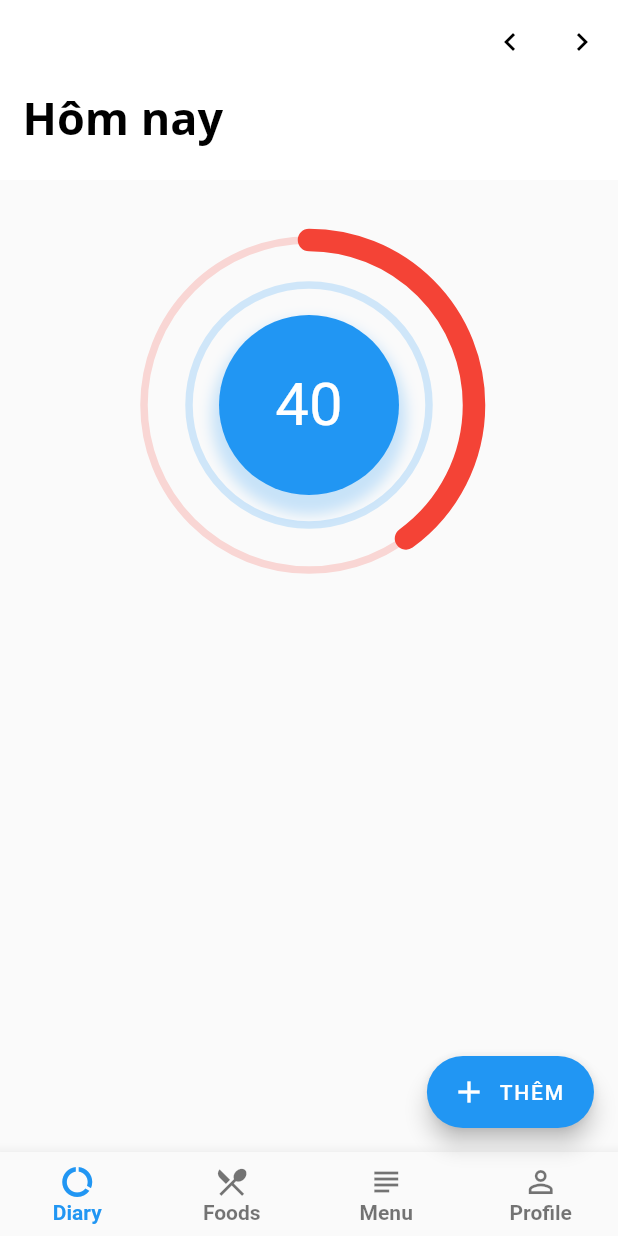
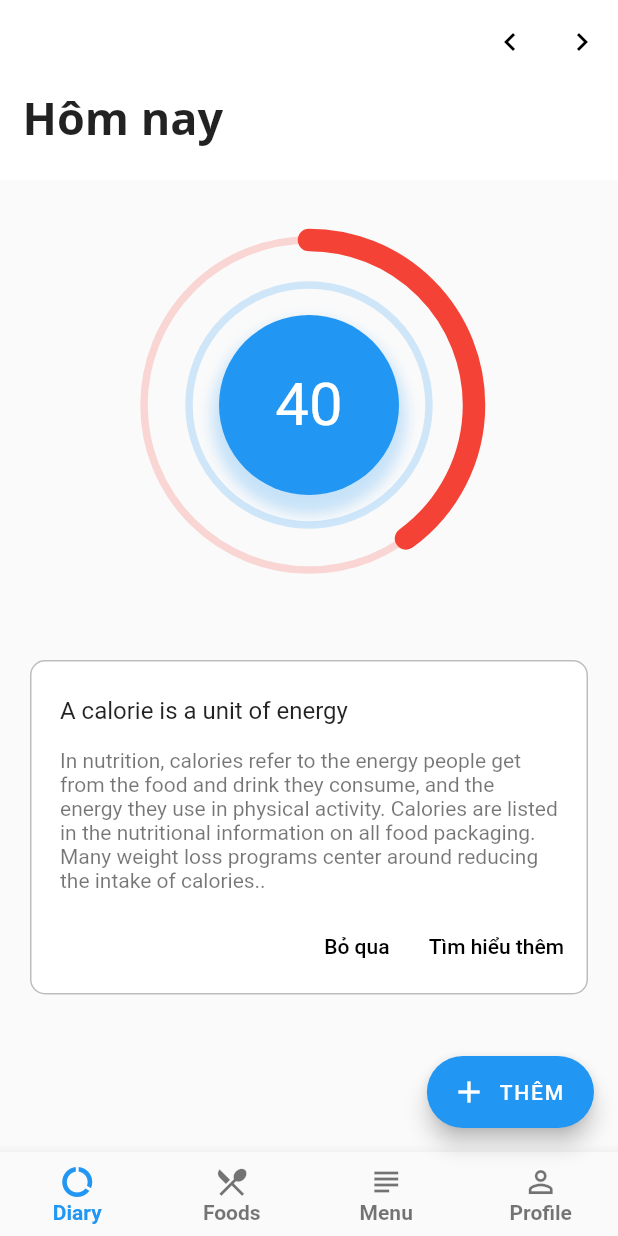
Before and after one commit to trunghieu2570/calories, a Flutter app: the screen it shows after launch, on a phone screen of 412 x 824 dp. Run offline on Flutter 3.47's test engine with Material 2 defaults, Android fonts, the phone set to English and light mode, and no system bars.

Commit message:
modify main.dart

```diff
--- a/lib/main.dart
+++ b/lib/main.dart
@@ -11,6 +11,19 @@ class MyApp extends StatelessWidget {
       title: 'Flutter Demo',
       theme: ThemeData(
         primarySwatch: Colors.blue,
+        appBarTheme: AppBarTheme(
+          brightness: Brightness.light,
+          color: Colors.white,
+          iconTheme: IconThemeData(
+            color: Colors.black,
+          ),
+        ),
+        textTheme: TextTheme(
+          title: TextStyle(
+            fontWeight: FontWeight.bold,
+            fontFamily: "OpenSans",
+          )
+        )
       ),
       home: MyHomePage(title: 'Hôm nay'),
     );
@@ -96,33 +109,70 @@ class _MyHomePageState extends State<MyHomePage> with WidgetsBindingObserver {
                 child: Text(
                   widget.title,
                   style: TextStyle(
-                      color: Colors.black,
                       fontSize: 20,
                       fontFamily: "OpenSans",
                       fontWeight: FontWeight.bold),
                 ),
               ),
             ),
-            backgroundColor: Colors.white,
-            brightness: Brightness.light,
             actions: <Widget>[
               IconButton(
-                color: Colors.black,
                 icon: Icon(Icons.keyboard_arrow_left),
                 onPressed: () => _incrementCounter(),
               ),
               IconButton(
-                color: Colors.black,
                 icon: Icon(Icons.keyboard_arrow_right),
                 onPressed: () => _incrementCounter(),
               )
             ],
           ),
           SliverToBoxAdapter(
-              child: Container(
-            height: 300,
-            padding: EdgeInsets.all(20),
-            child: DonutChart(),
+              child: Column(
+            children: <Widget>[
+              Container(
+                height: 300,
+                padding: EdgeInsets.all(20),
+                child: DonutChart(),
+              ),
+              Card(
+                elevation: 0,
+                borderOnForeground: true,
+                shape: RoundedRectangleBorder(
+                  borderRadius: new BorderRadius.circular(10),
+                  side: BorderSide(color: Colors.grey[400]),
+                ),
+                margin: EdgeInsets.all(20),
+                child: Column(
+                  mainAxisSize: MainAxisSize.min,
+                  children: <Widget>[
+                    ListTile(
+                      contentPadding: EdgeInsets.only(left: 20, top: 20, right: 20),
+                      title: Text('A calorie is a unit of energy'),
+                      subtitle: Text(
+                          '\nIn nutrition, calories refer to the energy people get from the food and drink they consume, and the energy they use in physical activity. Calories are listed in the nutritional information on all food packaging. Many weight loss programs center around reducing the intake of calories..'),
+                    ),
+                    ButtonTheme.bar(
+                      // make buttons use the appropriate styles for cards
+                      child: ButtonBar(
+                        children: <Widget>[
+                          FlatButton(
+                            child: const Text('Bỏ qua'),
+                            onPressed: () {/* ... */},
+                          ),
+                          FlatButton(
+                            child: const Text('Tìm hiểu thêm'),
+                            onPressed: () {/* ... */},
+                          ),
+                        ],
+                      ),
+                    ),
+                  ],
+                ),
+              ),
+              Container(
+                height: 80,
+              ),
+            ],
           )),
         ],
       ),
@@ -133,15 +183,14 @@ class _MyHomePageState extends State<MyHomePage> with WidgetsBindingObserver {
         label: Text("THÊM"),
       ),
       bottomNavigationBar: BottomNavigationBar(
-        selectedItemColor: Colors.blue,
-        unselectedItemColor: Colors.black54,
         showUnselectedLabels: true,
         type: BottomNavigationBarType.fixed,
-        selectedLabelStyle:
-            TextStyle(fontWeight: FontWeight.bold, fontSize: 14),
+        selectedLabelStyle: TextStyle(
+          fontWeight: FontWeight.bold,
+          fontSize: 14,
+        ),
         unselectedLabelStyle: TextStyle(
           fontWeight: FontWeight.bold,
-          fontFamily: "Roboto",
           fontSize: 14,
         ),
         items: const <BottomNavigationBarItem>[
```
